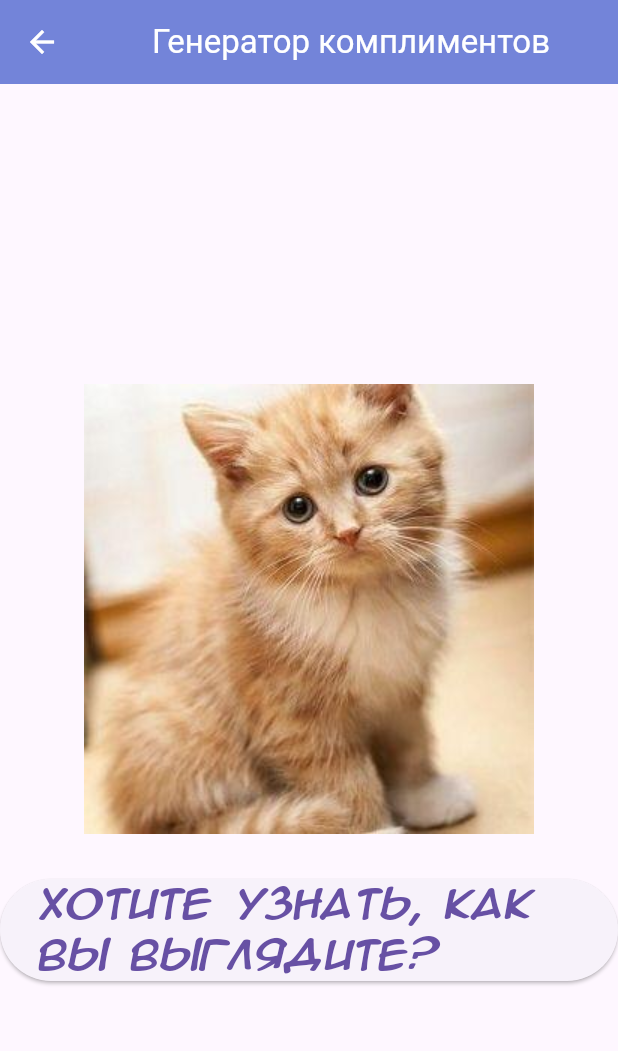
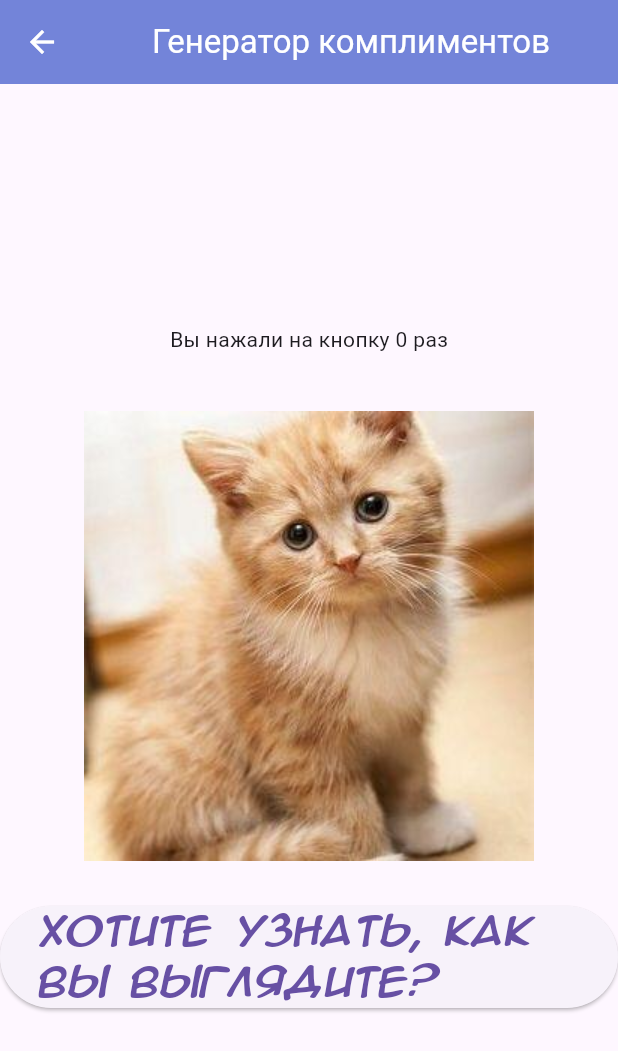
Before and after one commit to MatveyBashirov/Practice_Flutter, a Flutter app: the screen it shows after launch, after a tap on an icon or button, on a phone screen of 412 x 824 dp. Shown: the top 1051 px of the screen. Run offline on Flutter 3.47's test engine with Material 3 defaults, Android fonts, the phone set to English and light mode, and no system bars.

Commit message:
data transfer added

```diff
--- a/my_app/my_app/lib/lookcheck.dart
+++ b/my_app/my_app/lib/lookcheck.dart
@@ -20,6 +20,7 @@ class _MyClassState extends State<MyClass> {
 
   @override
   Widget build(BuildContext context) {
+    final Map<String, int> counter = ModalRoute.of(context)!.settings.arguments as Map<String, int>;
     return Scaffold(
       appBar: AppBar(
         backgroundColor: Color.fromARGB(255, 115, 132, 217),
@@ -31,6 +32,10 @@ class _MyClassState extends State<MyClass> {
             mainAxisAlignment: MainAxisAlignment.center,
             crossAxisAlignment: CrossAxisAlignment.center,
             children: [
+              Padding(
+              padding: const EdgeInsets.all(8.0),
+              child: Text('Вы нажали на кнопку ${counter['counter']} раз'),
+            ),
           Padding(
             padding: EdgeInsets.all(30),
             child: Image.asset(images[index]),
--- a/my_app/my_app/lib/main.dart
+++ b/my_app/my_app/lib/main.dart
@@ -5,7 +5,7 @@ import 'package:my_app/lookcheck.dart';
 import 'package:my_app/product_list.dart';
 
 class Homepage extends StatelessWidget{
-  const Homepage({super.key});
+  int counter = 0;
   @override
   Widget build(BuildContext context) {
     return Scaffold(
@@ -27,17 +27,43 @@ class Homepage extends StatelessWidget{
             Padding(
               padding: const EdgeInsets.all(8.0),
               child: ElevatedButton(
-                onPressed:(){ Navigator.pushNamed(context, '/lookcheck');},
+                onPressed:(){ Navigator.pushNamed(
+                  context,
+                  '/lookcheck',
+                  arguments: <String, int>{
+                    'counter': counter
+                  });},
                 child: Text('Я хочу чтобы\nменя похвалили...', textAlign: TextAlign.center,)
                 ),
             ),
             Padding(
               padding: const EdgeInsets.all(8.0),
               child: ElevatedButton(
-                onPressed:(){ Navigator.pushNamed(context, '/products');},
+                onPressed:(){ Navigator.pushNamed(
+                  context,
+                  '/products',
+                  arguments: <String, int>{
+                    'counter': counter
+                  });
+                },
                 child: Text('Я опять забыл\nчто хочу купить...', textAlign: TextAlign.center)
                 ),
-            )
+            ),
+            Padding(
+              padding: const EdgeInsets.all(8.0),
+              child: Text(
+                'Кнопка антистресс:',
+                style: TextStyle(fontSize: 16),
+                textAlign: TextAlign.center,
+              ),
+            ),
+            Padding(
+              padding: const EdgeInsets.all(8.0),
+              child: ElevatedButton(
+                onPressed:(){counter++;},
+                child: Text('Нажми на меня!', textAlign: TextAlign.center)
+                ),
+            ),
           ],
         ),
       )
@@ -50,7 +76,6 @@ class MyApp extends StatelessWidget {
   @override
   Widget build(BuildContext context) {
     return MaterialApp(
-      title: 'Пример навигации',
       initialRoute: '/',
       routes: {
         '/': (context) => Homepage(),
--- a/my_app/my_app/lib/product_list.dart
+++ b/my_app/my_app/lib/product_list.dart
@@ -24,6 +24,7 @@ class _ListClassState extends State<ListClass>{
 
   @override
   Widget build(BuildContext context) {
+    final Map<String, int> counter = ModalRoute.of(context)!.settings.arguments as Map<String, int>;
     return Scaffold(
       appBar: AppBar(
         backgroundColor:Color.fromARGB(255, 115, 132, 217),
@@ -36,6 +37,10 @@ class _ListClassState extends State<ListClass>{
       body: Center(
         child: Column(
           children: [
+            Padding(
+              padding: const EdgeInsets.all(8.0),
+              child: Text('Вы нажали на кнопку ${counter['counter']} раз'),
+            ),
             Expanded(
               flex: 2,
               child: Column(
```
